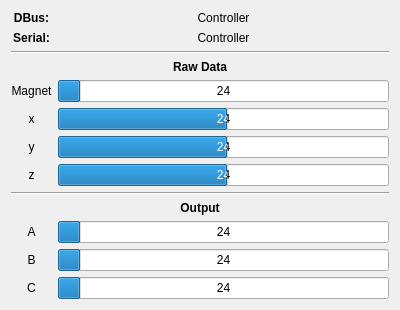
Qt form mainwindow.ui (MichaelPFrey/openscad-dbus-microbit) before a commit.
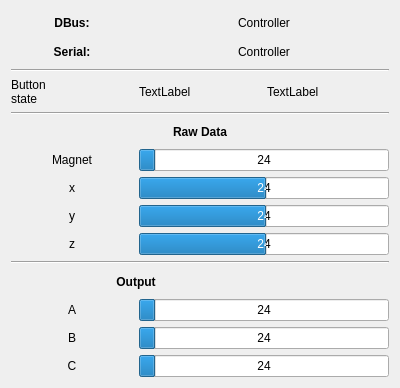
The same form after that commit.

The edit to the form file:
```diff
--- a/mainwindow.ui
+++ b/mainwindow.ui
@@ -7,7 +7,7 @@
     <x>0</x>
     <y>0</y>
     <width>400</width>
-    <height>300</height>
+    <height>388</height>
    </rect>
   </property>
   <property name="windowTitle">
@@ -15,7 +15,15 @@
   </property>
   <widget class="QWidget" name="centralWidget">
    <layout class="QGridLayout" name="gridLayout_2">
-    <item row="5" column="0">
+    <item row="3" column="0">
+     <widget class="QLabel" name="label">
+      <property name="text">
+       <string>Button
+state</string>
+      </property>
+     </widget>
+    </item>
+    <item row="8" column="0">
      <widget class="QLabel" name="label_3">
       <property name="text">
        <string>x</string>
@@ -25,49 +33,7 @@
       </property>
      </widget>
     </item>
-    <item row="11" column="1">
-     <widget class="QProgressBar" name="progressBarB">
-      <property name="maximum">
-       <number>360</number>
-      </property>
-      <property name="value">
-       <number>24</number>
-      </property>
-      <property name="format">
-       <string>%v</string>
-      </property>
-     </widget>
-    </item>
-    <item row="10" column="1">
-     <widget class="QProgressBar" name="progressBarA">
-      <property name="maximum">
-       <number>360</number>
-      </property>
-      <property name="value">
-       <number>24</number>
-      </property>
-      <property name="format">
-       <string>%v</string>
-      </property>
-     </widget>
-    </item>
-    <item row="7" column="1">
-     <widget class="QProgressBar" name="progressBarZ">
-      <property name="minimum">
-       <number>-1024</number>
-      </property>
-      <property name="maximum">
-       <number>1023</number>
-      </property>
-      <property name="value">
-       <number>24</number>
-      </property>
-      <property name="format">
-       <string>%v</string>
-      </property>
-     </widget>
-    </item>
-    <item row="6" column="0">
+    <item row="9" column="0">
      <widget class="QLabel" name="label_4">
       <property name="text">
        <string>y</string>
@@ -77,23 +43,7 @@
       </property>
      </widget>
     </item>
-    <item row="5" column="1">
-     <widget class="QProgressBar" name="progressBarX">
-      <property name="minimum">
-       <number>-1024</number>
-      </property>
-      <property name="maximum">
-       <number>1023</number>
-      </property>
-      <property name="value">
-       <number>24</number>
-      </property>
-      <property name="format">
-       <string>%v</string>
-      </property>
-     </widget>
-    </item>
-    <item row="4" column="0">
+    <item row="7" column="0">
      <widget class="QLabel" name="label_2">
       <property name="text">
        <string>Magnet</string>
@@ -103,33 +53,7 @@
       </property>
      </widget>
     </item>
-    <item row="6" column="1">
-     <widget class="QProgressBar" name="progressBarY">
-      <property name="minimum">
-       <number>-1024</number>
-      </property>
-      <property name="maximum">
-       <number>1023</number>
-      </property>
-      <property name="value">
-       <number>24</number>
-      </property>
-      <property name="format">
-       <string>%v</string>
-      </property>
-     </widget>
-    </item>
-    <item row="0" column="1">
-     <widget class="QLabel" name="labelDBus">
-      <property name="text">
-       <string>Controller</string>
-      </property>
-      <property name="alignment">
-       <set>Qt::AlignCenter</set>
-      </property>
-     </widget>
-    </item>
-    <item row="7" column="0">
+    <item row="10" column="0">
      <widget class="QLabel" name="label_5">
       <property name="text">
        <string>z</string>
@@ -155,26 +79,6 @@
       </property>
      </widget>
     </item>
-    <item row="4" column="1">
-     <widget class="QProgressBar" name="progressBarPhi">
-      <property name="maximum">
-       <number>360</number>
-      </property>
-      <property name="value">
-       <number>24</number>
-      </property>
-      <property name="format">
-       <string>%v</string>
-      </property>
-     </widget>
-    </item>
-    <item row="2" column="0" colspan="2">
-     <widget class="Line" name="line">
-      <property name="orientation">
-       <enum>Qt::Horizontal</enum>
-      </property>
-     </widget>
-    </item>
     <item row="1" column="0">
      <widget class="QLabel" name="label_8">
       <property name="font">
@@ -191,40 +95,7 @@
       </property>
      </widget>
     </item>
-    <item row="3" column="0" colspan="2">
-     <widget class="QLabel" name="label_9">
-      <property name="font">
-       <font>
-        <weight>75</weight>
-        <bold>true</bold>
-       </font>
-      </property>
-      <property name="text">
-       <string>Raw Data</string>
-      </property>
-      <property name="alignment">
-       <set>Qt::AlignCenter</set>
-      </property>
-     </widget>
-    </item>
-    <item row="1" column="1">
-     <widget class="QLabel" name="labelSerial">
-      <property name="text">
-       <string>Controller</string>
-      </property>
-      <property name="alignment">
-       <set>Qt::AlignCenter</set>
-      </property>
-     </widget>
-    </item>
-    <item row="8" column="0" colspan="2">
-     <widget class="Line" name="line_2">
-      <property name="orientation">
-       <enum>Qt::Horizontal</enum>
-      </property>
-     </widget>
-    </item>
-    <item row="9" column="0" colspan="2">
+    <item row="12" column="0" colspan="2">
      <widget class="QLabel" name="label_10">
       <property name="font">
        <font>
@@ -240,20 +111,7 @@
       </property>
      </widget>
     </item>
-    <item row="12" column="1">
-     <widget class="QProgressBar" name="progressBarC">
-      <property name="maximum">
-       <number>360</number>
-      </property>
-      <property name="value">
-       <number>24</number>
-      </property>
-      <property name="format">
-       <string>%v</string>
-      </property>
-     </widget>
-    </item>
-    <item row="10" column="0">
+    <item row="13" column="0">
      <widget class="QLabel" name="label_7">
       <property name="text">
        <string>A</string>
@@ -263,7 +121,7 @@
       </property>
      </widget>
     </item>
-    <item row="11" column="0">
+    <item row="14" column="0">
      <widget class="QLabel" name="label_11">
       <property name="text">
        <string>B</string>
@@ -273,7 +131,7 @@
       </property>
      </widget>
     </item>
-    <item row="12" column="0">
+    <item row="15" column="0">
      <widget class="QLabel" name="label_12">
       <property name="text">
        <string>C</string>
@@ -283,6 +141,177 @@
       </property>
      </widget>
     </item>
+    <item row="3" column="1">
+     <widget class="QLabel" name="labelAButton">
+      <property name="text">
+       <string>TextLabel</string>
+      </property>
+     </widget>
+    </item>
+    <item row="3" column="2">
+     <widget class="QLabel" name="labelBButton">
+      <property name="text">
+       <string>TextLabel</string>
+      </property>
+     </widget>
+    </item>
+    <item row="1" column="1" colspan="2">
+     <widget class="QLabel" name="labelSerial">
+      <property name="text">
+       <string>Controller</string>
+      </property>
+      <property name="alignment">
+       <set>Qt::AlignCenter</set>
+      </property>
+     </widget>
+    </item>
+    <item row="0" column="1" colspan="2">
+     <widget class="QLabel" name="labelDBus">
+      <property name="text">
+       <string>Controller</string>
+      </property>
+      <property name="alignment">
+       <set>Qt::AlignCenter</set>
+      </property>
+     </widget>
+    </item>
+    <item row="2" column="0" colspan="3">
+     <widget class="Line" name="line_3">
+      <property name="orientation">
+       <enum>Qt::Horizontal</enum>
+      </property>
+     </widget>
+    </item>
+    <item row="5" column="0" colspan="3">
+     <widget class="Line" name="line">
+      <property name="orientation">
+       <enum>Qt::Horizontal</enum>
+      </property>
+     </widget>
+    </item>
+    <item row="11" column="0" colspan="3">
+     <widget class="Line" name="line_2">
+      <property name="orientation">
+       <enum>Qt::Horizontal</enum>
+      </property>
+     </widget>
+    </item>
+    <item row="6" column="0" colspan="3">
+     <widget class="QLabel" name="label_9">
+      <property name="font">
+       <font>
+        <weight>75</weight>
+        <bold>true</bold>
+       </font>
+      </property>
+      <property name="text">
+       <string>Raw Data</string>
+      </property>
+      <property name="alignment">
+       <set>Qt::AlignCenter</set>
+      </property>
+     </widget>
+    </item>
+    <item row="7" column="1" colspan="2">
+     <widget class="QProgressBar" name="progressBarPhi">
+      <property name="maximum">
+       <number>360</number>
+      </property>
+      <property name="value">
+       <number>24</number>
+      </property>
+      <property name="format">
+       <string>%v</string>
+      </property>
+     </widget>
+    </item>
+    <item row="8" column="1" colspan="2">
+     <widget class="QProgressBar" name="progressBarX">
+      <property name="minimum">
+       <number>-1024</number>
+      </property>
+      <property name="maximum">
+       <number>1023</number>
+      </property>
+      <property name="value">
+       <number>24</number>
+      </property>
+      <property name="format">
+       <string>%v</string>
+      </property>
+     </widget>
+    </item>
+    <item row="9" column="1" colspan="2">
+     <widget class="QProgressBar" name="progressBarY">
+      <property name="minimum">
+       <number>-1024</number>
+      </property>
+      <property name="maximum">
+       <number>1023</number>
+      </property>
+      <property name="value">
+       <number>24</number>
+      </property>
+      <property name="format">
+       <string>%v</string>
+      </property>
+     </widget>
+    </item>
+    <item row="10" column="1" colspan="2">
+     <widget class="QProgressBar" name="progressBarZ">
+      <property name="minimum">
+       <number>-1024</number>
+      </property>
+      <property name="maximum">
+       <number>1023</number>
+      </property>
+      <property name="value">
+       <number>24</number>
+      </property>
+      <property name="format">
+       <string>%v</string>
+      </property>
+     </widget>
+    </item>
+    <item row="13" column="1" colspan="2">
+     <widget class="QProgressBar" name="progressBarA">
+      <property name="maximum">
+       <number>360</number>
+      </property>
+      <property name="value">
+       <number>24</number>
+      </property>
+      <property name="format">
+       <string>%v</string>
+      </property>
+     </widget>
+    </item>
+    <item row="14" column="1" colspan="2">
+     <widget class="QProgressBar" name="progressBarB">
+      <property name="maximum">
+       <number>360</number>
+      </property>
+      <property name="value">
+       <number>24</number>
+      </property>
+      <property name="format">
+       <string>%v</string>
+      </property>
+     </widget>
+    </item>
+    <item row="15" column="1" colspan="2">
+     <widget class="QProgressBar" name="progressBarC">
+      <property name="maximum">
+       <number>360</number>
+      </property>
+      <property name="value">
+       <number>24</number>
+      </property>
+      <property name="format">
+       <string>%v</string>
+      </property>
+     </widget>
+    </item>
    </layout>
   </widget>
  </widget>
```
